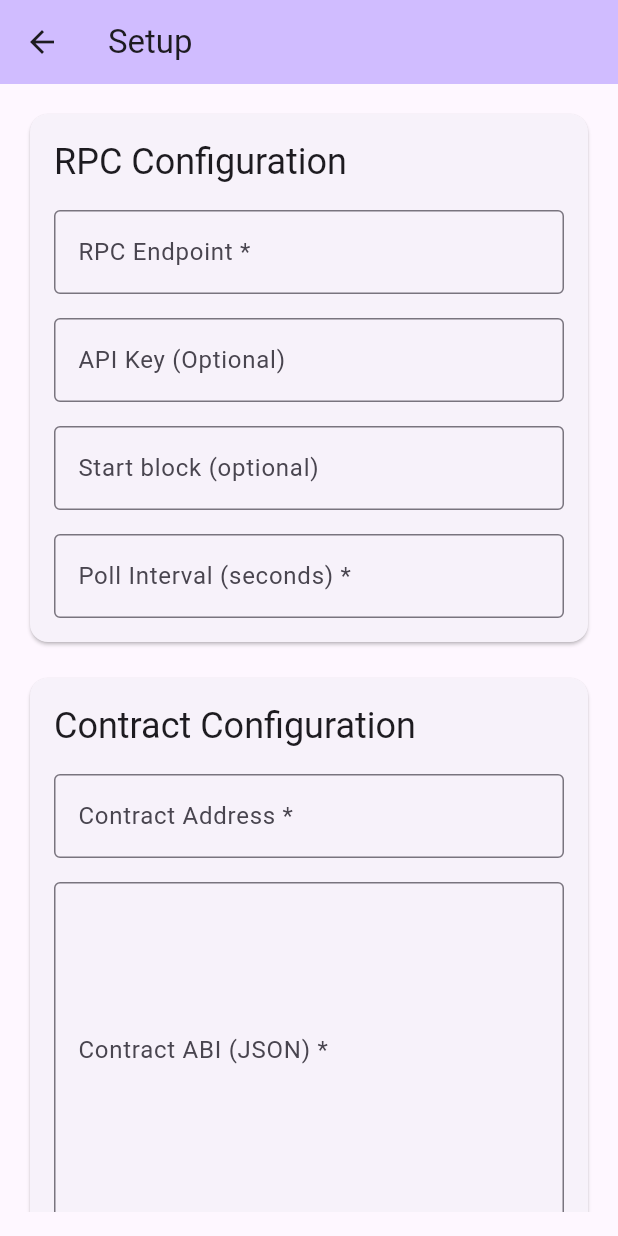
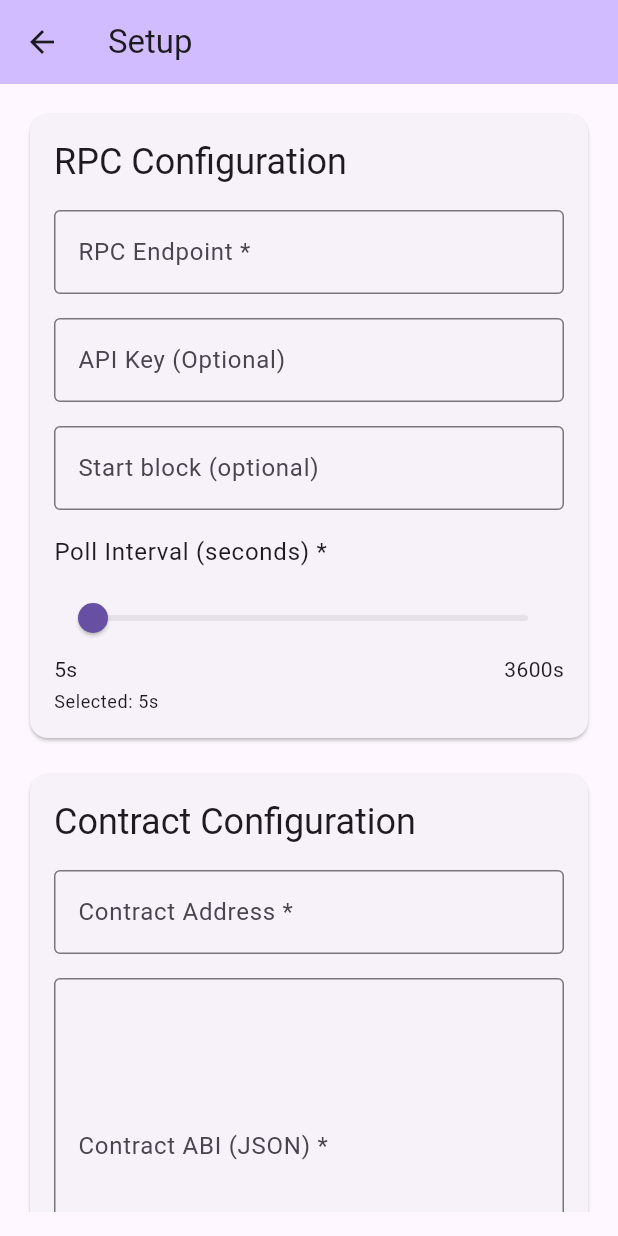
Before and after one commit to peerchemist/evmrider, a Flutter app: the SetupScreen screen opened directly, on a phone screen of 412 x 824 dp. Run offline on Flutter 3.47's test engine with Material 3 defaults, Android fonts, the phone set to English and light mode, and no system bars; our stand-ins replace file_picker, flutter_local_notifications, package_info_plus, shared_preferences, web, yaml; missing offline and left inert: dart:js_interop, wallet, web3dart; accounts and stored records are empty.

Commit message:
poll_interval as slider

```diff
--- a/lib/screens/setup.dart
+++ b/lib/screens/setup.dart
@@ -2,6 +2,7 @@ import 'package:flutter/material.dart';
 import 'package:evmrider/models/config.dart';
 import 'dart:convert';
 import 'dart:async';
+import 'dart:math' as math;
 import 'package:evmrider/utils/config_file_utils.dart';
 
 class SetupScreen extends StatefulWidget {
@@ -23,12 +24,14 @@ class _SetupScreenState extends State<SetupScreen> {
   late TextEditingController _contractController;
   late TextEditingController _abiController;
   late TextEditingController _startBlockController;
-  late TextEditingController _pollIntervalController;
   List<String> _events = [];
   List<String> _availableEvents = [];
   Timer? _abiParseDebounce;
   bool _isSaving = false;
   bool _notificationsEnabled = true;
+  int _pollIntervalSeconds = 5;
+  static const int _minPollSeconds = 5;
+  static const int _maxPollSeconds = 3600;
 
   @override
   void initState() {
@@ -48,8 +51,8 @@ class _SetupScreenState extends State<SetupScreen> {
     _startBlockController = TextEditingController(
       text: widget.config?.startBlock.toString() ?? '',
     );
-    _pollIntervalController = TextEditingController(
-      text: widget.config?.pollIntervalSeconds.toString() ?? '',
+    _pollIntervalSeconds = _clampPollSeconds(
+      widget.config?.pollIntervalSeconds ?? _minPollSeconds,
     );
     _events = List.from(widget.config?.eventsToListen ?? []);
     _notificationsEnabled = widget.config?.notificationsEnabled ?? true;
@@ -166,24 +169,35 @@ class _SetupScreenState extends State<SetupScreen> {
                         },
                       ),
                       const SizedBox(height: 16),
-                      TextFormField(
-                        controller: _pollIntervalController,
-                        keyboardType: TextInputType.number,
-                        decoration: const InputDecoration(
-                          labelText: 'Poll Interval (seconds) *',
-                          hintText: 'e.g. 5',
-                          border: OutlineInputBorder(),
-                        ),
-                        validator: (value) {
-                          if (value == null || value.trim().isEmpty) {
-                            return 'Please enter poll interval';
-                          }
-                          final n = int.tryParse(value.trim());
-                          if (n == null || n <= 0) {
-                            return 'Enter a positive integer';
-                          }
-                          return null;
+                      Text(
+                        'Poll Interval (seconds) *',
+                        style: Theme.of(context).textTheme.bodyLarge,
+                      ),
+                      const SizedBox(height: 8),
+                      Slider(
+                        value: _pollSecondsToSliderValue(_pollIntervalSeconds),
+                        min: 0,
+                        max: 1,
+                        divisions: 100,
+                        label: '${_pollIntervalSeconds}s',
+                        onChanged: (value) {
+                          setState(() {
+                            _pollIntervalSeconds =
+                                _sliderValueToPollSeconds(value);
+                          });
                         },
+                      ),
+                      Row(
+                        mainAxisAlignment: MainAxisAlignment.spaceBetween,
+                        children: const [
+                          Text('5s'),
+                          Text('3600s'),
+                        ],
+                      ),
+                      const SizedBox(height: 4),
+                      Text(
+                        'Selected: ${_pollIntervalSeconds}s',
+                        style: Theme.of(context).textTheme.bodySmall,
                       ),
                     ],
                   ),
@@ -353,7 +367,6 @@ class _SetupScreenState extends State<SetupScreen> {
     setState(() => _isSaving = true);
 
     final startBlock = int.tryParse(_startBlockController.text.trim());
-    final pollInterval = int.tryParse(_pollIntervalController.text.trim());
 
     final config = EthereumConfig(
       rpcEndpoint: _rpcController.text.trim(),
@@ -364,7 +377,7 @@ class _SetupScreenState extends State<SetupScreen> {
       contractAbi: _abiController.text.trim(),
       eventsToListen: _events,
       startBlock: startBlock ?? 0,
-      pollIntervalSeconds: pollInterval ?? 5,
+      pollIntervalSeconds: _pollIntervalSeconds,
       notificationsEnabled: _notificationsEnabled,
     );
 
@@ -388,7 +401,6 @@ class _SetupScreenState extends State<SetupScreen> {
 
   Future<void> _exportConfig() async {
     final startBlock = int.tryParse(_startBlockController.text.trim());
-    final pollInterval = int.tryParse(_pollIntervalController.text.trim());
 
     final config = EthereumConfig(
       rpcEndpoint: _rpcController.text.trim(),
@@ -399,7 +411,7 @@ class _SetupScreenState extends State<SetupScreen> {
       contractAbi: _abiController.text.trim(),
       eventsToListen: _events,
       startBlock: startBlock ?? 0,
-      pollIntervalSeconds: pollInterval ?? 5,
+      pollIntervalSeconds: _pollIntervalSeconds,
       notificationsEnabled: _notificationsEnabled,
     );
 
@@ -481,7 +493,7 @@ class _SetupScreenState extends State<SetupScreen> {
     _contractController.text = config.contractAddress;
     _abiController.text = config.contractAbi;
     _startBlockController.text = config.startBlock.toString();
-    _pollIntervalController.text = config.pollIntervalSeconds.toString();
+    _pollIntervalSeconds = _clampPollSeconds(config.pollIntervalSeconds);
     _parseAbiForEvents(notify: false);
 
     if (!mounted) return;
@@ -499,7 +511,23 @@ class _SetupScreenState extends State<SetupScreen> {
     _contractController.dispose();
     _abiController.dispose();
     _startBlockController.dispose();
-    _pollIntervalController.dispose();
     super.dispose();
   }
+
+  int _clampPollSeconds(int value) {
+    final clamped = value.clamp(_minPollSeconds, _maxPollSeconds);
+    return clamped is int ? clamped : clamped.round();
+  }
+
+  double _pollSecondsToSliderValue(int seconds) {
+    final clamped = _clampPollSeconds(seconds);
+    final ratio = _maxPollSeconds / _minPollSeconds;
+    return math.log(clamped / _minPollSeconds) / math.log(ratio);
+  }
+
+  int _sliderValueToPollSeconds(double value) {
+    final ratio = _maxPollSeconds / _minPollSeconds;
+    final scaled = _minPollSeconds * math.pow(ratio, value);
+    return _clampPollSeconds(scaled.round());
+  }
 }
```
